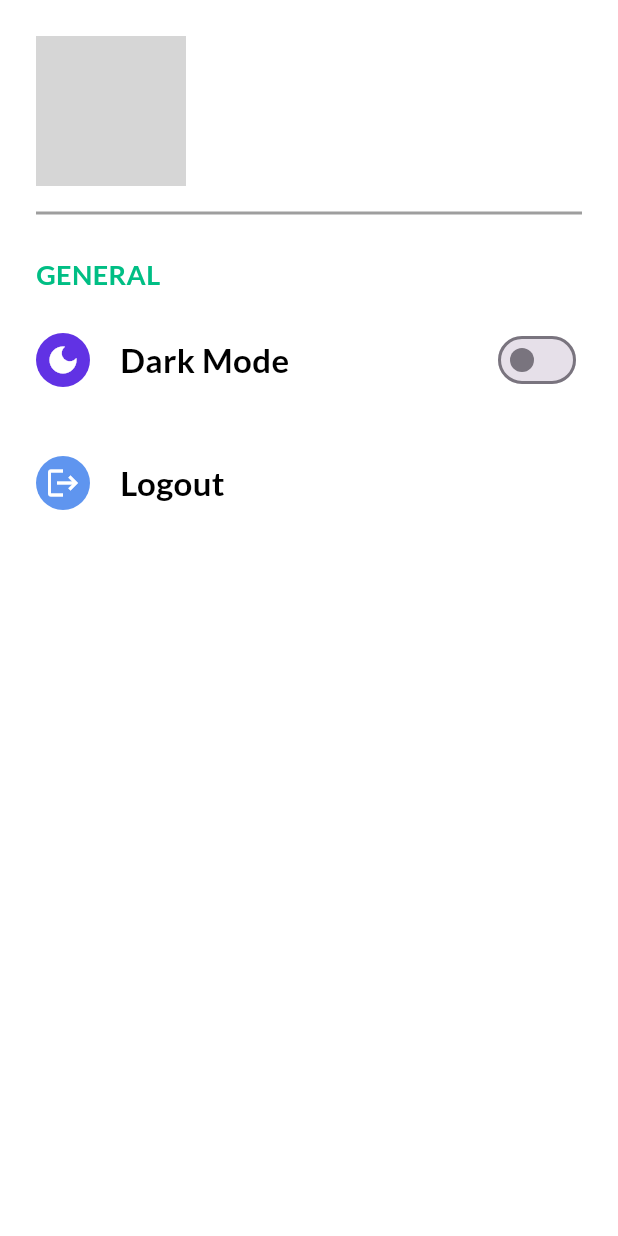
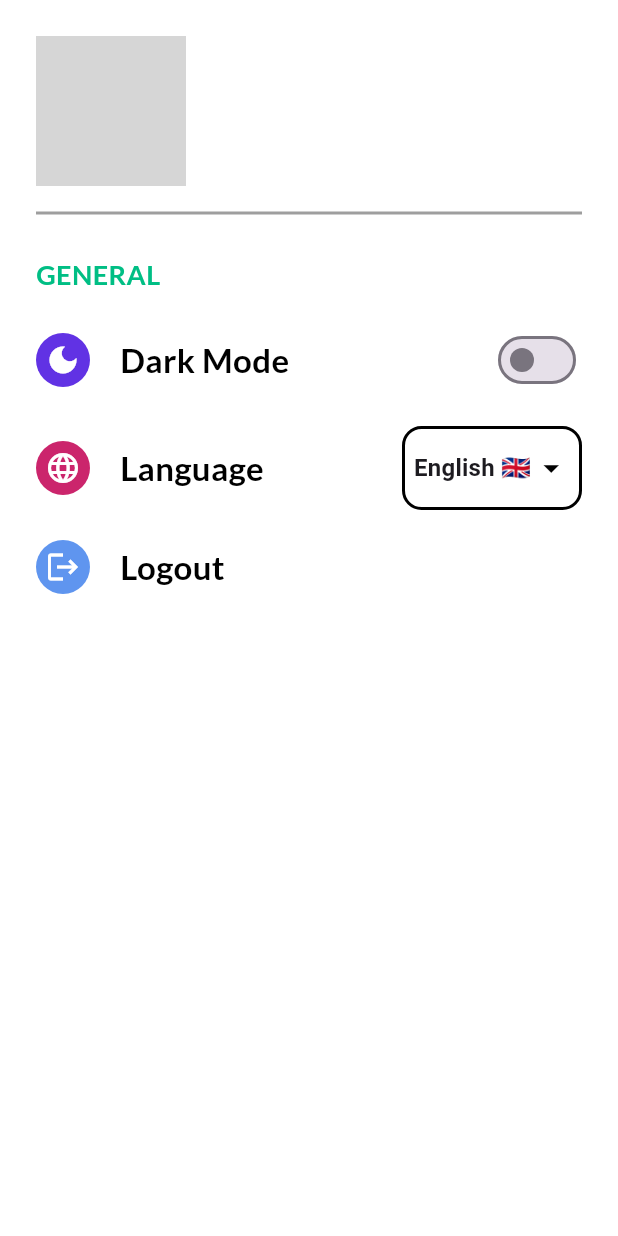
Before and after one commit to MohamedEssam9009/Shop-Mart, a Flutter app: the SettingsScreen screen opened directly, on a phone screen of 412 x 824 dp. Run offline on Flutter 3.47's test engine with Material 3 defaults, Android fonts, the phone set to English and light mode, and no system bars; our stand-ins replace badges, carousel_slider, firebase_auth, firebase_core, flutter_rating_bar, get and 5 more; accounts and stored records are empty; network calls fail; grey boxes are pictures that could not be loaded.

Commit message:
Language UI Design

```diff
--- a/lib/logic/controllers/auth_controller.dart
+++ b/lib/logic/controllers/auth_controller.dart
@@ -26,9 +26,9 @@ class AuthController extends GetxController {
   @override
   void onInit() {
     displayUserName.value =
-        (userProfile != null ? userProfile!.displayName : '')!;
+        (userProfile != null ? userProfile!.displayName : '') ?? '';
     displayUserPhoto.value =
-        (userProfile != null ? userProfile!.photoURL : '')!;
+        (userProfile != null ? userProfile!.photoURL : '') ?? '';
     displayUserEmail.value = (userProfile != null ? userProfile!.email : '')!;
 
     super.onInit();
--- a/lib/utils/my_string.dart
+++ b/lib/utils/my_string.dart
@@ -4,3 +4,11 @@ String validationEmail =
 String validationName = r'^[a-z A-Z]+$';
 
 String baseUrl = 'https://fakestoreapi.com';
+
+String arabic = 'Arabic 🇸🇦';
+String english = 'English 🇬🇧';
+String french = 'French 🇫🇷';
+
+String ara = 'ar';
+String ene = 'en';
+String frf = 'fr';
--- a/lib/view/screens/settings_screen.dart
+++ b/lib/view/screens/settings_screen.dart
@@ -5,6 +5,7 @@ import 'package:flutter/material.dart';
 import 'package:get/get.dart';
 
 import '../widgets/settings/dark_mode_widget.dart';
+import '../widgets/settings/language_widget.dart';
 import '../widgets/settings/logout_widget.dart';
 
 class SettingsScreen extends StatelessWidget {
@@ -34,7 +35,7 @@ class SettingsScreen extends StatelessWidget {
           const SizedBox(height: 20.0),
           DarkModeWidget(),
           const SizedBox(height: 20.0),
-          //LanguageWidget(),
+          LanguageWidget(),
           const SizedBox(height: 20.0),
           LogOutWidget(),
         ],
--- /dev/null
+++ b/lib/view/widgets/settings/language_widget.dart
@@ -0,0 +1,101 @@
+import 'package:asroo_shop/utils/my_string.dart';
+import 'package:asroo_shop/utils/theme.dart';
+import 'package:flutter/material.dart';
+import 'package:get/get.dart';
+
+import '../text_utils.dart';
+
+class LanguageWidget extends StatelessWidget {
+  const LanguageWidget({super.key});
+
+  @override
+  Widget build(BuildContext context) {
+    return Row(
+      mainAxisAlignment: MainAxisAlignment.spaceBetween,
+      children: [
+        Material(
+          color: Colors.transparent,
+          child: Row(
+            children: [
+              Container(
+                padding: const EdgeInsets.all(6),
+                decoration: const BoxDecoration(
+                  shape: BoxShape.circle,
+                  color: languageSettings,
+                ),
+                child: const Icon(
+                  Icons.language,
+                  color: Colors.white,
+                ),
+              ),
+              const SizedBox(width: 20.0),
+              TextUtils(
+                fontSize: 22.0,
+                fontWeight: FontWeight.bold,
+                text: 'Language',
+                color: Get.isDarkMode ? Colors.white : Colors.black,
+                underline: TextDecoration.none,
+              ),
+            ],
+          ),
+        ),
+        Container(
+          width: 120.0,
+          padding: const EdgeInsets.symmetric(horizontal: 6.0, vertical: 2.0),
+          decoration: BoxDecoration(
+            borderRadius: BorderRadius.circular(13.0),
+            border: Border.all(
+              color: Get.isDarkMode ? Colors.white : Colors.black,
+              width: 2.0,
+            ),
+          ),
+          child: DropdownButtonHideUnderline(
+            child: DropdownButton<String>(
+              iconSize: 25.0,
+              icon: Icon(
+                Icons.arrow_drop_down,
+                color: Get.isDarkMode ? Colors.white : Colors.black,
+              ),
+              items: [
+                DropdownMenuItem(
+                  value: ene,
+                  child: Text(
+                    english,
+                    style: const TextStyle(
+                      fontWeight: FontWeight.bold,
+                      fontSize: 16.0,
+                    ),
+                  ),
+                ),
+                DropdownMenuItem(
+                  value: ara,
+                  child: Text(
+                    arabic,
+                    style: const TextStyle(
+                      fontWeight: FontWeight.bold,
+                      fontSize: 16.0,
+                    ),
+                  ),
+                ),
+                DropdownMenuItem(
+                  value: frf,
+                  child: Text(
+                    french,
+                    style: const TextStyle(
+                      fontWeight: FontWeight.bold,
+                      fontSize: 16.0,
+                    ),
+                  ),
+                ),
+              ],
+              onChanged: (value) {
+                ene = value!;
+              },
+              value: ene,
+            ),
+          ),
+        ),
+      ],
+    );
+  }
+}
--- a/lib/view/widgets/settings/profile_widget.dart
+++ b/lib/view/widgets/settings/profile_widget.dart
@@ -31,7 +31,8 @@ class ProfileWidget extends StatelessWidget {
                 ),
               ),
               const SizedBox(width: 15.0),
-              Column(
+              Expanded(
+                child: Column(
                   crossAxisAlignment: CrossAxisAlignment.start,
                   children: [
                     TextUtils(
@@ -50,6 +51,7 @@ class ProfileWidget extends StatelessWidget {
                       underline: TextDecoration.none,
                     ),
                   ],
+                ),
               )
             ],
           ),
--- a/lib/view/widgets/text_utils.dart
+++ b/lib/view/widgets/text_utils.dart
@@ -21,6 +21,7 @@ class TextUtils extends StatelessWidget {
   Widget build(BuildContext context) {
     return Text(
       text,
+      overflow: TextOverflow.ellipsis,
       style: GoogleFonts.lato(
         textStyle: TextStyle(
           decoration: TextDecoration.none,
```
Lines whose indentation alone changed are shown as unchanged.
